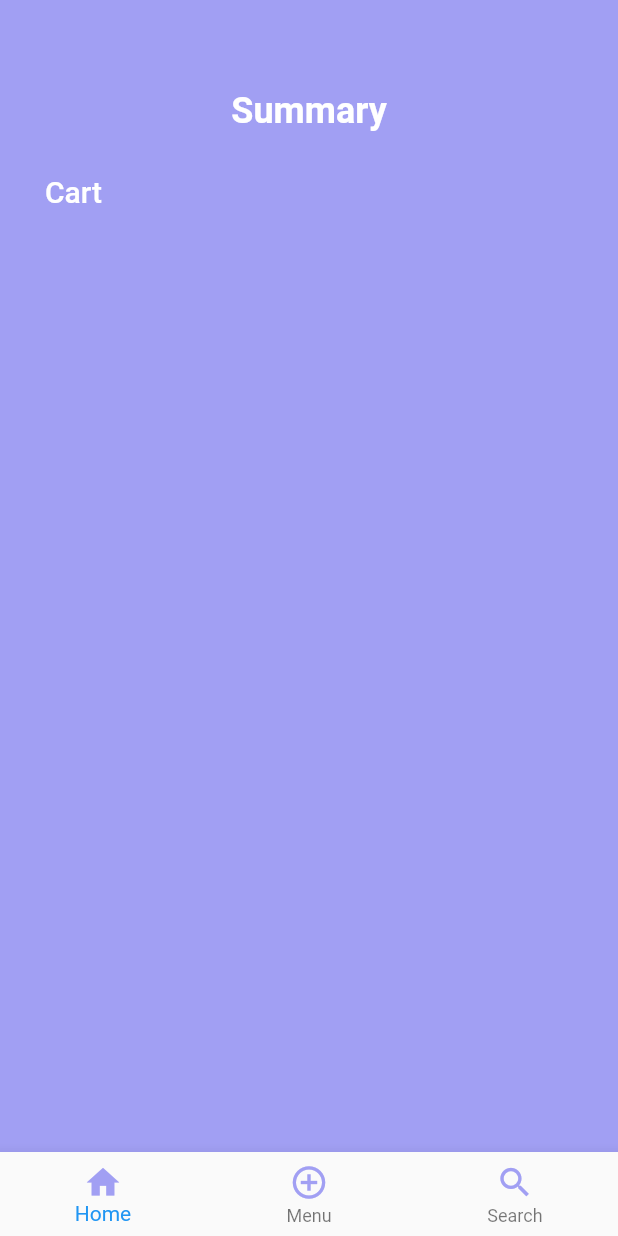
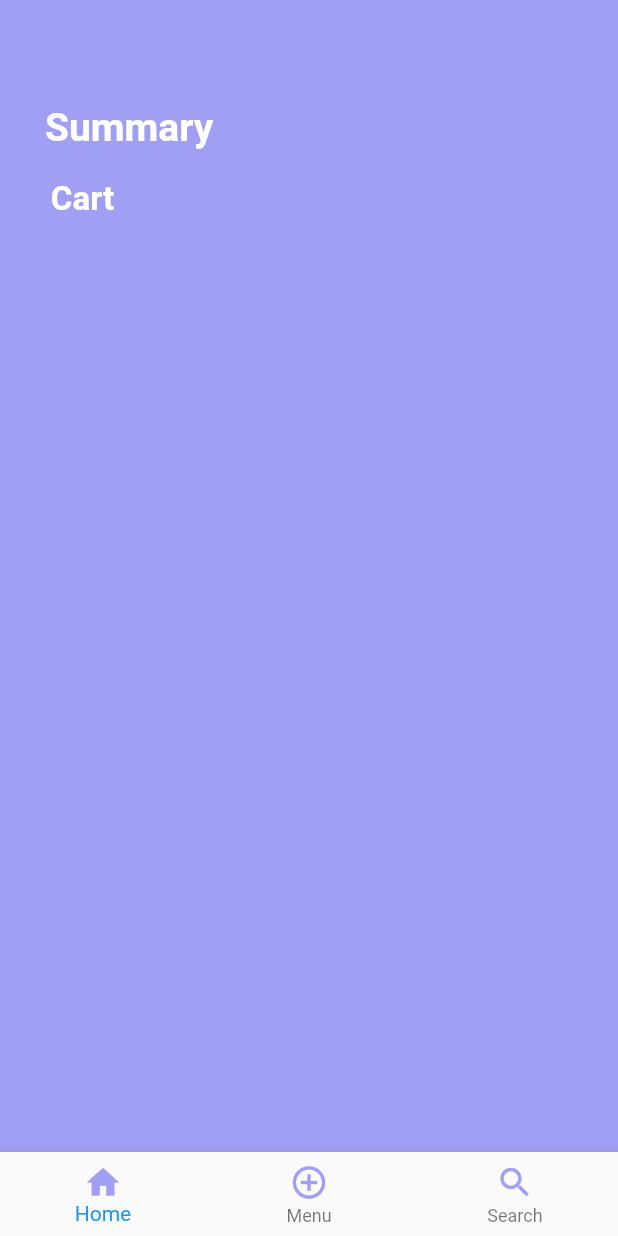
Before and after one commit to khusainnov/summary_project, a Flutter app: the screen it shows after launch, on a phone screen of 412 x 824 dp. Run offline on Flutter 3.47's test engine with Material 2 defaults, Android fonts, the light colour scheme and no system bars.

Commit message:
New Windows

```diff
--- a/lib/homeScreen.dart
+++ b/lib/homeScreen.dart
@@ -8,21 +8,23 @@ class HomeScreenPage extends StatelessWidget {
     return Scaffold(
       backgroundColor: Color.fromRGBO(161, 159, 243, 1.0),
       body:
-      Column(
+        Column(
         mainAxisAlignment: MainAxisAlignment.start,
+        crossAxisAlignment: CrossAxisAlignment.start,
         children: [
-          Padding(padding: EdgeInsets.only(left: 20)),
-          Column(
-            // mainAxisAlignment: MainAxisAlignment.start,
+          Padding(padding: EdgeInsets.only(top: 70)),
+          Row(
+            mainAxisAlignment: MainAxisAlignment.start,
             children: [
-              Padding(padding: EdgeInsets.only(top: 60, right: 50)),
-              Text('Summary', style: TextStyle(color: Colors.white, fontSize: 24, fontWeight: FontWeight.w600),),
+              Padding(padding: EdgeInsets.only(left: 30)),
+              Text('Summary', style: TextStyle(color: Colors.white, fontSize: 26, fontWeight: FontWeight.w700),),
             ],
           ),
-          Row(
+          Column(
+            // crossAxisAlignment: CrossAxisAlignment.start,
             children: [
-              Padding(padding: EdgeInsets.only(top: 80, left: 30)),
-              Text('Cart', style: TextStyle(color: Colors.white, fontSize: 20, fontWeight: FontWeight.w500),),
+              Padding(padding: EdgeInsets.only(top: 20, left: 110)),
+              Text('Cart', style: TextStyle(color: Colors.white, fontSize: 22, fontWeight: FontWeight.w600),),
           ],)
         ],
       ),
--- a/lib/mainScreens.dart
+++ b/lib/mainScreens.dart
@@ -1,5 +1,8 @@
 import 'package:flutter/material.dart';
 import 'package:summary_project/homeScreen.dart';
+import 'package:summary_project/searchScreen.dart';
+import 'package:summary_project/menuScreen.dart';
+
 
 class Home extends StatefulWidget {
   const Home({Key? key}) : super(key: key);
@@ -14,8 +17,8 @@ class _HomeState extends State<Home> {
 
   List<Widget> _widgetOptions = <Widget>[
     HomeScreenPage(),
-    Text('Summary Menu'),
-    Text('Summary Search'),
+    MenuScreenPage(),
+    SearchScreenPage(),
   ];
 
   void _onItemTap(int index){
@@ -36,7 +39,7 @@ class _HomeState extends State<Home> {
         items: const<BottomNavigationBarItem>[
           BottomNavigationBarItem(icon: Icon(Icons.home_sharp, size: 26, color: Color.fromRGBO(161, 159, 243, 1.0),), label: 'Home'),
           BottomNavigationBarItem(icon: Icon(Icons.add_circle_outline_sharp, size: 26, color: Color.fromRGBO(161, 159, 243, 1.0),), label: 'Menu'),
-          BottomNavigationBarItem(icon: Icon(Icons.search_sharp, size: 26, color: Color.fromRGBO(161, 159, 243, 1.0),), label: 'Search'),
+          BottomNavigationBarItem(icon: Icon(Icons.search_sharp, size: 26, color: Color.fromRGBO(161, 159, 243, 1.0),), label: 'Search', ),
         ],
         currentIndex: _selectedIndex,
         onTap: _onItemTap,
```
Also changed, not shown: lib/menuScreen.dart (added, +23 -0 lines), lib/searchScreen.dart (added, +27 -0 lines), pubspec.yaml (+2 -18 lines), assets/menu.jpeg (added).
